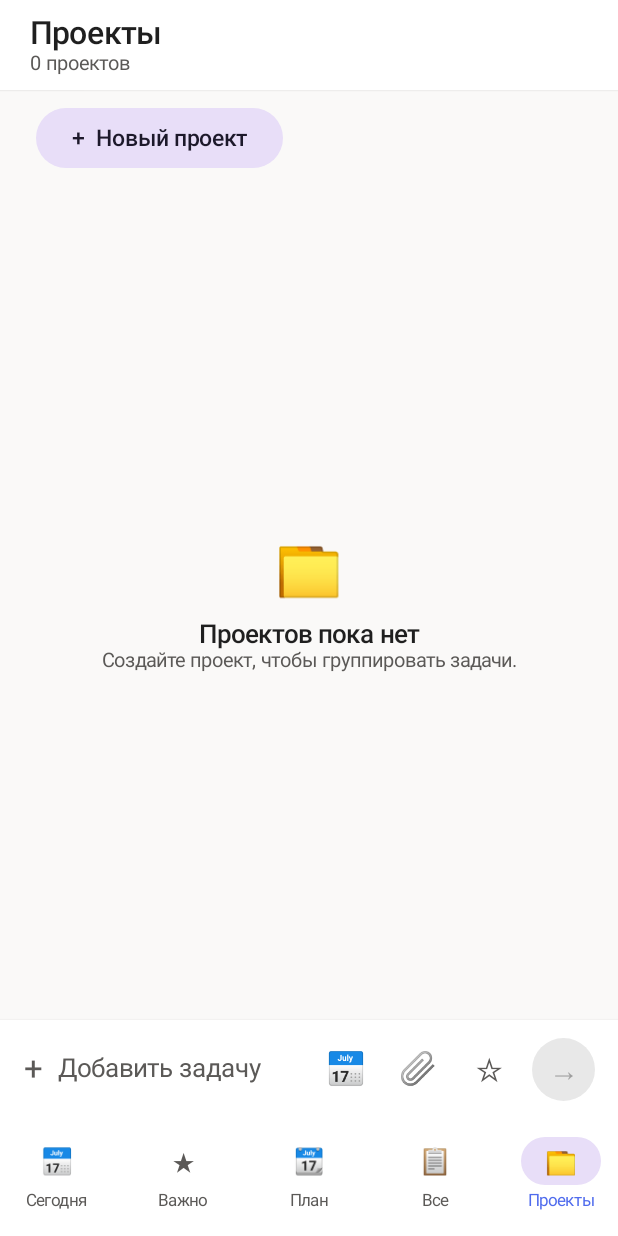
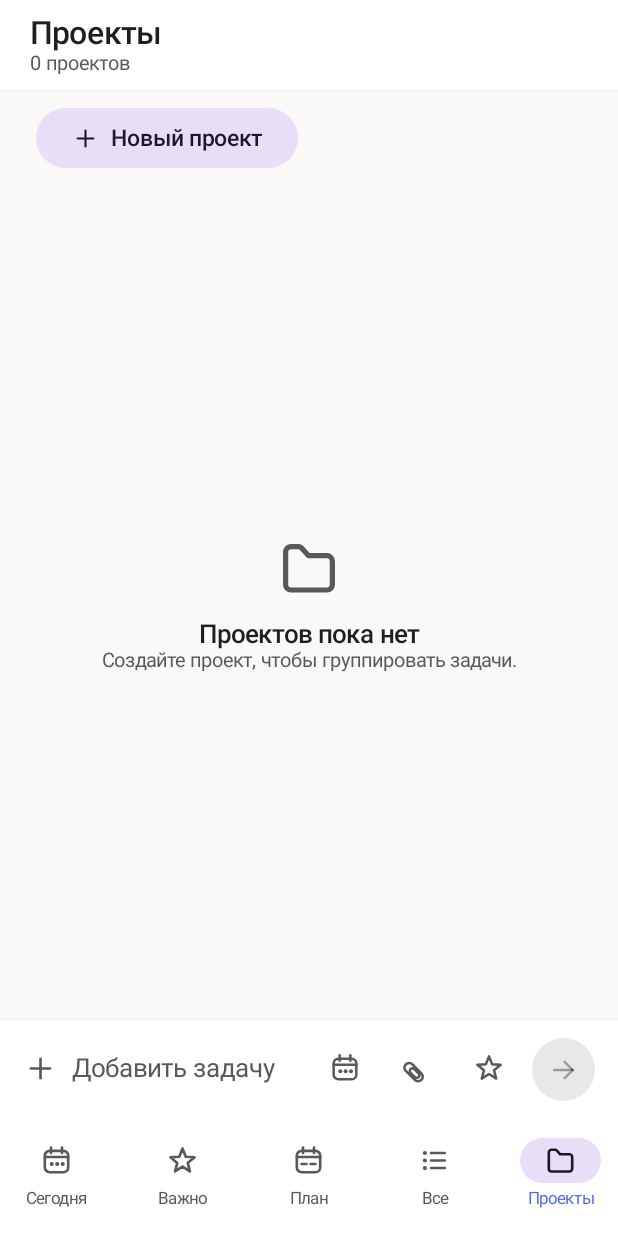
Before and after one commit to l1me999/TaskFlow, an Android app built with Jetpack Compose: the screen it shows after launch (MainActivity), item 5 of the bottom bar chosen, on a phone screen of 412 x 824 dp. Run offline under Robolectric (Android 15) with nearby library versions, the phone set to English and light mode, and no system bars.

Commit message:
Replace emoji with a drawn icon set
The UI used text glyphs (stars, calendars, folders) that render differently on every platform. Icons.kt draws the same 18 shapes on a 24x24 Canvas grid: they scale with the density, take the theme color and need no extra dependency.

The Today calendar keeps its dot grid, Planned is a plain calendar, and the project menu, details pane, quick-add bar and bottom navigation all use the new icons. Docs record the decision.

```diff
--- a/shared/src/commonMain/kotlin/dev/amirg/taskflow/ui/App.kt
+++ b/shared/src/commonMain/kotlin/dev/amirg/taskflow/ui/App.kt
@@ -413,7 +413,7 @@ private fun MobileTopBar(
         ) {
             if (showBack) {
                 IconButton(onClick = onBack) {
-                    Text("←")
+                    TfIcon(icon = TfIcon.Back, size = 22.dp)
                 }
             }
             Column(
@@ -435,15 +435,15 @@ private fun MobileTopBar(
 private data class BottomDestination(
     val view: TaskView,
     val label: String,
-    val icon: String,
+    val icon: TfIcon,
 )
 
 private val BottomDestinations = listOf(
-    BottomDestination(TaskView.Today, "Сегодня", "📅"),
-    BottomDestination(TaskView.Important, "Важно", "★"),
-    BottomDestination(TaskView.Planned, "План", "📆"),
-    BottomDestination(TaskView.All, "Все", "📋"),
-    BottomDestination(TaskView.Projects, "Проекты", "📁"),
+    BottomDestination(TaskView.Today, "Сегодня", TfIcon.Today),
+    BottomDestination(TaskView.Important, "Важно", TfIcon.Star),
+    BottomDestination(TaskView.Planned, "План", TfIcon.Planned),
+    BottomDestination(TaskView.All, "Все", TfIcon.All),
+    BottomDestination(TaskView.Projects, "Проекты", TfIcon.Folder),
 )
 
 @Composable
@@ -458,7 +458,7 @@ private fun MobileNavigationBar(view: TaskView, onSelect: (TaskView) -> Unit) {
             NavigationBarItem(
                 selected = index == selectedIndex,
                 onClick = { onSelect(destination.view) },
-                icon = { Text(destination.icon) },
+                icon = { TfIcon(icon = destination.icon, size = 22.dp) },
                 label = { Text(destination.label, style = MaterialTheme.typography.labelSmall) },
             )
         }
--- /dev/null
+++ b/shared/src/commonMain/kotlin/dev/amirg/taskflow/ui/Icons.kt
@@ -0,0 +1,242 @@
+package dev.amirg.taskflow.ui
+
+import androidx.compose.foundation.Canvas
+import androidx.compose.foundation.layout.size
+import androidx.compose.material3.LocalContentColor
+import androidx.compose.runtime.Composable
+import androidx.compose.ui.Modifier
+import androidx.compose.ui.geometry.CornerRadius
+import androidx.compose.ui.geometry.Offset
+import androidx.compose.ui.geometry.Size
+import androidx.compose.ui.graphics.Color
+import androidx.compose.ui.graphics.Path
+import androidx.compose.ui.graphics.StrokeCap
+import androidx.compose.ui.graphics.StrokeJoin
+import androidx.compose.ui.graphics.drawscope.DrawScope
+import androidx.compose.ui.graphics.drawscope.Stroke
+import androidx.compose.ui.graphics.drawscope.rotate
+import androidx.compose.ui.graphics.drawscope.scale
+import androidx.compose.ui.unit.Dp
+import androidx.compose.ui.unit.dp
+import kotlin.math.PI
+import kotlin.math.cos
+import kotlin.math.sin
+
+/**
+ * The app's icon set.
+ *
+ * Emoji were only ever a stand-in: they render differently on every platform and
+ * look out of place next to Material text. These are plain vector paths drawn on
+ * a 24x24 grid, so they scale, follow the theme color and need no extra
+ * dependency (`material-icons-extended` is not available offline).
+ */
+enum class TfIcon {
+    Today,
+    Planned,
+    Star,
+    StarFilled,
+    All,
+    Folder,
+    Attach,
+    Send,
+    Back,
+    More,
+    Expand,
+    Collapse,
+    Trash,
+    Edit,
+    Close,
+    Plus,
+    Check,
+}
+
+@Composable
+fun TfIcon(
+    icon: TfIcon,
+    modifier: Modifier = Modifier,
+    size: Dp = 20.dp,
+    tint: Color = LocalContentColor.current,
+) {
+    Canvas(modifier.size(size)) {
+        val factor = this.size.minDimension / 24f
+        scale(factor, factor, pivot = Offset.Zero) {
+            drawTfIcon(icon, tint)
+        }
+    }
+}
+
+private fun DrawScope.drawTfIcon(icon: TfIcon, color: Color) {
+    val stroke = Stroke(width = 1.9f, cap = StrokeCap.Round, join = StrokeJoin.Round)
+
+    when (icon) {
+        TfIcon.Today -> drawCalendar(color, stroke, withDots = true)
+        TfIcon.Planned -> drawCalendar(color, stroke, withDots = false)
+        TfIcon.Star -> drawPath(starPath(), color, style = stroke)
+        TfIcon.StarFilled -> drawPath(starPath(), color)
+        TfIcon.All -> drawList(color, stroke)
+        TfIcon.Folder -> drawPath(folderPath(), color, style = stroke)
+        TfIcon.Attach -> drawPaperclip(color, stroke)
+        TfIcon.Send -> {
+            drawLine(color, Offset(4f, 12f), Offset(19f, 12f), stroke.width, StrokeCap.Round)
+            drawLine(color, Offset(12.5f, 5.5f), Offset(19f, 12f), stroke.width, StrokeCap.Round)
+            drawLine(color, Offset(12.5f, 18.5f), Offset(19f, 12f), stroke.width, StrokeCap.Round)
+        }
+
+        TfIcon.Back -> {
+            drawLine(color, Offset(20f, 12f), Offset(5f, 12f), stroke.width, StrokeCap.Round)
+            drawLine(color, Offset(11.5f, 5.5f), Offset(5f, 12f), stroke.width, StrokeCap.Round)
+            drawLine(color, Offset(11.5f, 18.5f), Offset(5f, 12f), stroke.width, StrokeCap.Round)
+        }
+
+        TfIcon.More -> {
+            drawCircle(color, radius = 1.7f, center = Offset(12f, 5f))
+            drawCircle(color, radius = 1.7f, center = Offset(12f, 12f))
+            drawCircle(color, radius = 1.7f, center = Offset(12f, 19f))
+        }
+
+        TfIcon.Expand -> {
+            drawLine(color, Offset(5.5f, 9f), Offset(12f, 15.5f), stroke.width, StrokeCap.Round)
+            drawLine(color, Offset(18.5f, 9f), Offset(12f, 15.5f), stroke.width, StrokeCap.Round)
+        }
+
+        TfIcon.Collapse -> {
+            drawLine(color, Offset(9f, 5.5f), Offset(15.5f, 12f), stroke.width, StrokeCap.Round)
+            drawLine(color, Offset(9f, 18.5f), Offset(15.5f, 12f), stroke.width, StrokeCap.Round)
+        }
+
+        TfIcon.Trash -> drawTrash(color, stroke)
+        TfIcon.Edit -> drawPencil(color, stroke)
+        TfIcon.Close -> {
+            drawLine(color, Offset(6f, 6f), Offset(18f, 18f), stroke.width, StrokeCap.Round)
+            drawLine(color, Offset(18f, 6f), Offset(6f, 18f), stroke.width, StrokeCap.Round)
+        }
+
+        TfIcon.Plus -> {
+            drawLine(color, Offset(12f, 5f), Offset(12f, 19f), stroke.width, StrokeCap.Round)
+            drawLine(color, Offset(5f, 12f), Offset(19f, 12f), stroke.width, StrokeCap.Round)
+        }
+
+        TfIcon.Check -> {
+            drawLine(color, Offset(5f, 12.5f), Offset(10f, 17.5f), stroke.width, StrokeCap.Round)
+            drawLine(color, Offset(10f, 17.5f), Offset(19f, 6.5f), stroke.width, StrokeCap.Round)
+        }
+    }
+}
+
+private fun DrawScope.drawCalendar(color: Color, stroke: Stroke, withDots: Boolean) {
+    drawRoundRect(
+        color = color,
+        topLeft = Offset(3.5f, 5f),
+        size = Size(17f, 15.5f),
+        cornerRadius = CornerRadius(3.5f, 3.5f),
+        style = stroke,
+    )
+    drawLine(color, Offset(3.5f, 9.5f), Offset(20.5f, 9.5f), stroke.width, StrokeCap.Round)
+    drawLine(color, Offset(8f, 2.5f), Offset(8f, 6.5f), stroke.width, StrokeCap.Round)
+    drawLine(color, Offset(16f, 2.5f), Offset(16f, 6.5f), stroke.width, StrokeCap.Round)
+
+    if (withDots) {
+        drawCircle(color, radius = 1.5f, center = Offset(8.5f, 14.5f))
+        drawCircle(color, radius = 1.5f, center = Offset(12.5f, 14.5f))
+        drawCircle(color, radius = 1.5f, center = Offset(16.5f, 14.5f))
+    } else {
+        // Planned is a plain calendar: the dot grid is what tells "today" apart.
+        drawLine(color, Offset(7f, 14.5f), Offset(10.5f, 14.5f), stroke.width, StrokeCap.Round)
+        drawLine(color, Offset(13.5f, 14.5f), Offset(17f, 14.5f), stroke.width, StrokeCap.Round)
+    }
+}
+
+private fun DrawScope.drawList(color: Color, stroke: Stroke) {
+    var y = 6.5f
+    repeat(3) {
+        drawCircle(color, radius = 1.5f, center = Offset(5f, y))
+        drawLine(color, Offset(9.5f, y), Offset(19.5f, y), stroke.width, StrokeCap.Round)
+        y += 5.5f
+    }
+}
+
+private fun DrawScope.drawTrash(color: Color, stroke: Stroke) {
+    drawLine(color, Offset(3.5f, 6.5f), Offset(20.5f, 6.5f), stroke.width, StrokeCap.Round)
+    drawLine(color, Offset(9f, 3.5f), Offset(15f, 3.5f), stroke.width, StrokeCap.Round)
+    drawLine(color, Offset(8f, 3.5f), Offset(8f, 6.5f), stroke.width, StrokeCap.Round)
+    drawLine(color, Offset(16f, 3.5f), Offset(16f, 6.5f), stroke.width, StrokeCap.Round)
+
+    val body = Path().apply {
+        moveTo(5.5f, 6.5f)
+        lineTo(6.7f, 19.5f)
+        cubicTo(6.8f, 20.3f, 7.4f, 20.8f, 8.2f, 20.8f)
+        lineTo(15.8f, 20.8f)
+        cubicTo(16.6f, 20.8f, 17.2f, 20.3f, 17.3f, 19.5f)
+        lineTo(18.5f, 6.5f)
+    }
+    drawPath(body, color, style = stroke)
+    drawLine(color, Offset(10f, 10f), Offset(10.4f, 17f), stroke.width, StrokeCap.Round)
+    drawLine(color, Offset(14f, 10f), Offset(13.6f, 17f), stroke.width, StrokeCap.Round)
+}
+
+private fun DrawScope.drawPencil(color: Color, stroke: Stroke) {
+    val body = Path().apply {
+        moveTo(4f, 20f)
+        lineTo(4.9f, 15.8f)
+        lineTo(15.2f, 5.5f)
+        lineTo(18.5f, 8.8f)
+        lineTo(8.2f, 19.1f)
+        close()
+    }
+    drawPath(body, color, style = stroke)
+    drawLine(color, Offset(14.2f, 6.5f), Offset(17.5f, 9.8f), stroke.width, StrokeCap.Round)
+}
+
+private fun DrawScope.drawPaperclip(color: Color, stroke: Stroke) {
+    // A rounded clip seen at a 45 degree angle is just two nested stadiums.
+    rotate(degrees = -45f) {
+        drawRoundRect(
+            color = color,
+            topLeft = Offset(8.5f, 2.5f),
+            size = Size(7f, 16.5f),
+            cornerRadius = CornerRadius(3.5f, 3.5f),
+            style = stroke,
+        )
+        drawRoundRect(
+            color = color,
+            topLeft = Offset(10f, 7.5f),
+            size = Size(4f, 8.5f),
+            cornerRadius = CornerRadius(2f, 2f),
+            style = stroke,
+        )
+    }
+}
+
+private fun starPath(): Path {
+    val centerX = 12f
+    val centerY = 12.5f
+    val outer = 9.2f
+    val inner = 4f
+    val path = Path()
+
+    repeat(10) { index ->
+        val radius = if (index % 2 == 0) outer else inner
+        val angle = (-90.0 + index * 36.0) * PI / 180.0
+        val x = centerX + (radius * cos(angle)).toFloat()
+        val y = centerY + (radius * sin(angle)).toFloat()
+        if (index == 0) path.moveTo(x, y) else path.lineTo(x, y)
+    }
+    path.close()
+    return path
+}
+
+private fun folderPath(): Path = Path().apply {
+    moveTo(3.5f, 7.5f)
+    lineTo(3.5f, 18f)
+    cubicTo(3.5f, 19.1f, 4.4f, 20f, 5.5f, 20f)
+    lineTo(18.5f, 20f)
+    cubicTo(19.6f, 20f, 20.5f, 19.1f, 20.5f, 18f)
+    lineTo(20.5f, 9.5f)
+    cubicTo(20.5f, 8.4f, 19.6f, 7.5f, 18.5f, 7.5f)
+    lineTo(11.8f, 7.5f)
+    lineTo(9.4f, 4.8f)
+    cubicTo(9.0f, 4.4f, 8.5f, 4.2f, 8.0f, 4.2f)
+    lineTo(5.5f, 4.2f)
+    cubicTo(4.4f, 4.2f, 3.5f, 5.1f, 3.5f, 6.2f)
+    close()
+}
--- a/shared/src/commonMain/kotlin/dev/amirg/taskflow/ui/QuickAddBar.kt
+++ b/shared/src/commonMain/kotlin/dev/amirg/taskflow/ui/QuickAddBar.kt
@@ -44,7 +44,6 @@ import androidx.compose.ui.input.key.onPreviewKeyEvent
 import androidx.compose.ui.input.key.type
 import androidx.compose.ui.text.input.ImeAction
 import androidx.compose.ui.unit.dp
-import androidx.compose.ui.unit.sp
 import dev.amirg.taskflow.platform.epochMillisFromIsoDateUtc
 import dev.amirg.taskflow.platform.isoDateFromEpochMillisUtc
 
@@ -95,14 +94,14 @@ fun QuickAddBar(
                 ) {
                     if (dueDate != null) {
                         PropertyChip(
-                            icon = "📅",
+                            icon = TfIcon.Today,
                             label = formatDueDate(dueDate!!, today),
                             onClear = { dueDate = null },
                         )
                     }
                     if (important) {
                         PropertyChip(
-                            icon = "★",
+                            icon = TfIcon.StarFilled,
                             label = "Важно",
                             onClear = { important = false },
                         )
@@ -115,12 +114,10 @@ fun QuickAddBar(
                 Modifier.fillMaxWidth(),
                 verticalAlignment = Alignment.CenterVertically,
             ) {
-                Text(
-                    text = "+",
-                    style = MaterialTheme.typography.bodyLarge.copy(
-                        color = MaterialTheme.colorScheme.onSurfaceVariant,
-                        fontSize = 22.sp,
-                    ),
+                TfIcon(
+                    icon = TfIcon.Plus,
+                    size = 22.dp,
+                    tint = MaterialTheme.colorScheme.onSurfaceVariant,
                 )
                 Spacer(Modifier.width(10.dp))
 
@@ -162,16 +159,14 @@ fun QuickAddBar(
 
                 Box {
                     IconButton(onClick = { dateMenuOpen = true }) {
-                        Text(
-                            text = "📅",
-                            style = MaterialTheme.typography.bodyMedium.copy(
-                                color = if (dueDate != null) {
-                                    MaterialTheme.colorScheme.primary
-                                } else {
-                                    MaterialTheme.colorScheme.onSurfaceVariant
-                                },
-                                fontSize = 21.sp,
-                            ),
+                        TfIcon(
+                            icon = TfIcon.Today,
+                            size = 21.dp,
+                            tint = if (dueDate != null) {
+                                MaterialTheme.colorScheme.primary
+                            } else {
+                                MaterialTheme.colorScheme.onSurfaceVariant
+                            },
                         )
                     }
                     DueDateDropdown(
@@ -188,22 +183,18 @@ fun QuickAddBar(
                 }
 
                 IconButton(onClick = onAttach) {
-                    Text(
-                        text = "📎",
-                        style = MaterialTheme.typography.bodyMedium.copy(
-                            color = MaterialTheme.colorScheme.onSurfaceVariant,
-                            fontSize = 21.sp,
-                        ),
+                    TfIcon(
+                        icon = TfIcon.Attach,
+                        size = 21.dp,
+                        tint = MaterialTheme.colorScheme.onSurfaceVariant,
                     )
                 }
 
                 IconButton(onClick = { important = !important }) {
-                    Text(
-                        text = if (important) "★" else "☆",
-                        style = MaterialTheme.typography.bodyMedium.copy(
-                            color = if (important) ImportantColor else MaterialTheme.colorScheme.onSurfaceVariant,
-                            fontSize = 21.sp,
-                        ),
+                    TfIcon(
+                        icon = if (important) TfIcon.StarFilled else TfIcon.Star,
+                        size = 21.dp,
+                        tint = if (important) ImportantColor else MaterialTheme.colorScheme.onSurfaceVariant,
                     )
                 }
 
@@ -215,10 +206,7 @@ fun QuickAddBar(
                     shape = CircleShape,
                     modifier = Modifier.size(42.dp),
                 ) {
-                    Text(
-                        text = "→",
-                        style = MaterialTheme.typography.bodyMedium.copy(fontSize = 20.sp),
-                    )
+                    TfIcon(icon = TfIcon.Send, size = 20.dp)
                 }
             }
         }
@@ -238,7 +226,7 @@ fun QuickAddBar(
 
 @Composable
 private fun PropertyChip(
-    icon: String,
+    icon: TfIcon,
     label: String,
     onClear: () -> Unit,
 ) {
@@ -250,22 +238,18 @@ private fun PropertyChip(
             Modifier.padding(start = 10.dp, end = 4.dp, top = 3.dp, bottom = 3.dp),
             verticalAlignment = Alignment.CenterVertically,
         ) {
-            Text(
-                text = icon,
-                style = MaterialTheme.typography.bodyMedium.copy(
-                    color = MaterialTheme.colorScheme.onSurfaceVariant,
-                    fontSize = 15.sp,
-                ),
+            TfIcon(
+                icon = icon,
+                size = 15.dp,
+                tint = MaterialTheme.colorScheme.onSurfaceVariant,
             )
             Spacer(Modifier.width(6.dp))
             Text(label, style = MaterialTheme.typography.bodySmall)
             IconButton(onClick = onClear, modifier = Modifier.size(24.dp)) {
-                Text(
-                    text = "✕",
-                    style = MaterialTheme.typography.bodyMedium.copy(
-                        color = MaterialTheme.colorScheme.onSurfaceVariant,
-                        fontSize = 14.sp,
-                    ),
+                TfIcon(
+                    icon = TfIcon.Close,
+                    size = 14.dp,
+                    tint = MaterialTheme.colorScheme.onSurfaceVariant,
                 )
             }
         }
--- a/shared/src/commonMain/kotlin/dev/amirg/taskflow/ui/Sidebar.kt
+++ b/shared/src/commonMain/kotlin/dev/amirg/taskflow/ui/Sidebar.kt
@@ -40,7 +40,6 @@ import androidx.compose.ui.graphics.Color
 import androidx.compose.ui.text.font.FontWeight
 import androidx.compose.ui.text.style.TextOverflow
 import androidx.compose.ui.unit.dp
-import androidx.compose.ui.unit.sp
 import dev.amirg.taskflow.model.Project
 import dev.amirg.taskflow.model.TaskFlowData
 import dev.amirg.taskflow.model.TaskScope
@@ -78,7 +77,7 @@ fun Sidebar(
             view = view,
             scope = TaskScope.Today,
             label = "Сегодня",
-            icon = "📅",
+            icon = TfIcon.Today,
             count = data.openCount(TaskScope.Today, today),
             onSelect = onSelect,
         )
@@ -86,7 +85,7 @@ fun Sidebar(
             view = view,
             scope = TaskScope.Important,
             label = "Важно",
-            icon = "★",
+            icon = TfIcon.Star,
             count = data.openCount(TaskScope.Important, today),
             onSelect = onSelect,
         )
@@ -94,7 +93,7 @@ fun Sidebar(
             view = view,
             scope = TaskScope.Planned,
             label = "Планируемое",
-            icon = "📆",
+            icon = TfIcon.Planned,
             count = data.openCount(TaskScope.Planned, today),
             onSelect = onSelect,
         )
@@ -102,7 +101,7 @@ fun Sidebar(
             view = view,
             scope = TaskScope.All,
             label = "Все задачи",
-            icon = "📋",
+            icon = TfIcon.All,
             count = data.openCount(TaskScope.All, today),
             onSelect = onSelect,
         )
@@ -143,7 +142,7 @@ fun Sidebar(
                 modifier = Modifier.weight(1f),
             )
             TextButton(onClick = onNewProject) {
-                Text("+")
+                TfIcon(TfIcon.Plus, size = 18.dp, tint = MaterialTheme.colorScheme.primary)
             }
         }
 
@@ -178,11 +177,10 @@ fun Sidebar(
                             .padding(horizontal = 10.dp),
                         verticalAlignment = Alignment.CenterVertically,
                     ) {
-                        Text(
-                            "+",
-                            style = MaterialTheme.typography.bodyMedium,
-                            color = MaterialTheme.colorScheme.primary,
+                        TfIcon(
+                            icon = TfIcon.Plus,
                             modifier = Modifier.size(18.dp),
+                            tint = MaterialTheme.colorScheme.primary,
                         )
                         Spacer(Modifier.width(10.dp))
                         Text(
@@ -202,7 +200,7 @@ private fun SidebarSection(
     view: TaskView,
     scope: TaskScope,
     label: String,
-    icon: String,
+    icon: TfIcon,
     count: Int,
     onSelect: (TaskView) -> Unit,
 ) {
@@ -226,11 +224,10 @@ private fun SidebarSection(
             .padding(horizontal = 12.dp),
         verticalAlignment = Alignment.CenterVertically,
     ) {
-        Text(
-            text = icon,
-            style = MaterialTheme.typography.bodyMedium,
-            color = if (selected) MaterialTheme.colorScheme.primary else MaterialTheme.colorScheme.onSurfaceVariant,
+        TfIcon(
+            icon = icon,
             modifier = Modifier.size(20.dp),
+            tint = if (selected) MaterialTheme.colorScheme.primary else MaterialTheme.colorScheme.onSurfaceVariant,
         )
         Spacer(Modifier.width(12.dp))
         Text(
@@ -309,7 +306,7 @@ fun ProjectsScreen(
                 .padding(horizontal = 24.dp, vertical = 8.dp),
         ) {
             FilledTonalButton(onClick = onNewProject) {
-                Text("+")
+                TfIcon(TfIcon.Plus, size = 18.dp)
                 Spacer(Modifier.width(8.dp))
                 Text("Новый проект")
             }
@@ -323,10 +320,10 @@ fun ProjectsScreen(
                 verticalArrangement = Arrangement.Center,
                 horizontalAlignment = Alignment.CenterHorizontally,
             ) {
-                Text(
-                    text = "📁",
-                    style = MaterialTheme.typography.displaySmall,
-                    color = MaterialTheme.colorScheme.onSurfaceVariant,
+                TfIcon(
+                    icon = TfIcon.Folder,
+                    size = 44.dp,
+                    tint = MaterialTheme.colorScheme.onSurfaceVariant,
                 )
                 Spacer(Modifier.height(12.dp))
                 Text("Проектов пока нет", style = MaterialTheme.typography.titleMedium)
@@ -395,18 +392,16 @@ private fun ProjectCard(
             }
             Box {
                 IconButton(onClick = { menuOpen = true }) {
-                    Text(
-                        text = "⋮",
-                        style = MaterialTheme.typography.bodyMedium.copy(
-                            color = MaterialTheme.colorScheme.onSurfaceVariant,
-                            fontSize = 21.sp,
-                        ),
+                    TfIcon(
+                        icon = TfIcon.More,
+                        size = 20.dp,
+                        tint = MaterialTheme.colorScheme.onSurfaceVariant,
                     )
                 }
                 DropdownMenu(expanded = menuOpen, onDismissRequest = { menuOpen = false }) {
                     DropdownMenuItem(
                         text = { Text("Изменить") },
-                        leadingIcon = { Text("✎") },
+                        leadingIcon = { TfIcon(TfIcon.Edit, size = 18.dp) },
                         onClick = {
                             menuOpen = false
                             onEdit()
@@ -415,7 +410,9 @@ private fun ProjectCard(
                     HorizontalDivider()
                     DropdownMenuItem(
                         text = { Text("Удалить", color = MaterialTheme.colorScheme.error) },
-                        leadingIcon = { Text("🗑", color = MaterialTheme.colorScheme.error) },
+                        leadingIcon = {
+                            TfIcon(TfIcon.Trash, size = 18.dp, tint = MaterialTheme.colorScheme.error)
+                        },
                         onClick = {
                             menuOpen = false
                             onDelete()
```
Also changed, not shown: shared/src/commonMain/kotlin/dev/amirg/taskflow/ui/Dialogs.kt (+4 -4 lines), shared/src/commonMain/kotlin/dev/amirg/taskflow/ui/TaskDetails.kt (+17 -32 lines), shared/src/commonMain/kotlin/dev/amirg/taskflow/ui/TaskList.kt (+25 -32 lines), 1 other file.
